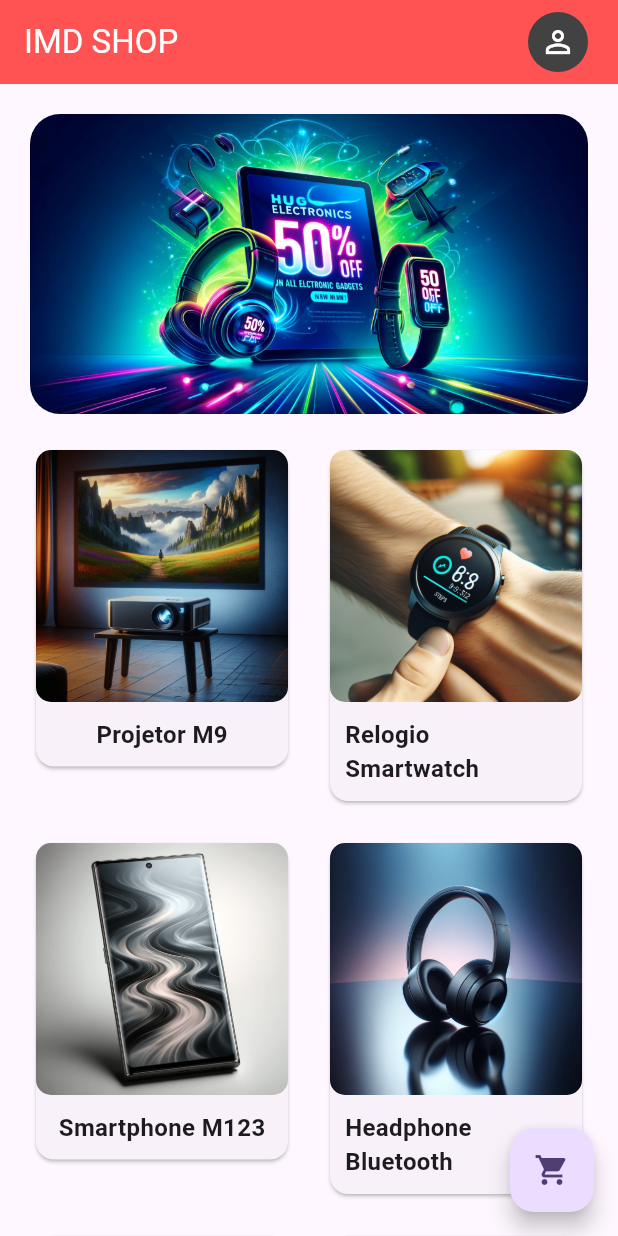
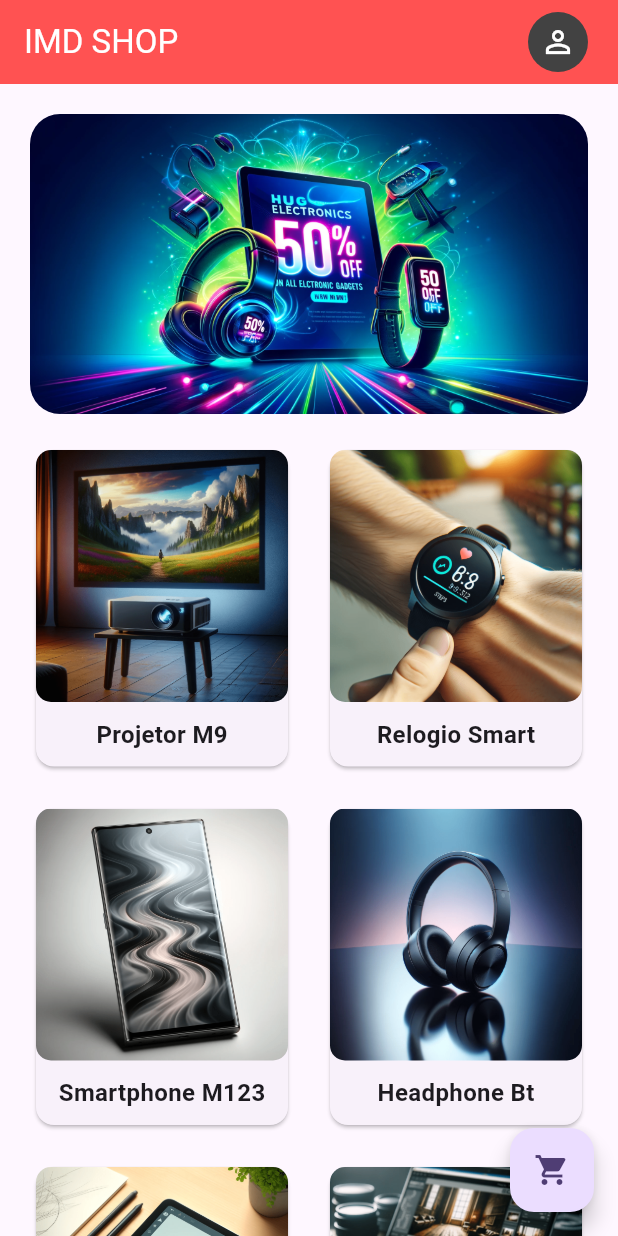
Before and after one commit to Silas-ER/u1_IMD0509_MarketFlutter, a Flutter app: the screen it shows after launch, on a phone screen of 412 x 824 dp. Run offline on Flutter 3.47's test engine with Material 3 defaults, Android fonts, the phone set to English and light mode, and no system bars.

Commit message:
fix: lista de produtos

```diff
--- a/lib/main.dart
+++ b/lib/main.dart
@@ -39,7 +39,7 @@
     ),
     Produto(
       id: 2,
-      nome: 'Relogio Smartwatch',
+      nome: 'Relogio Smart',
       preco: 59.99,
       descricao: 'Relógio inteligente com monitor de batimentos cardíacos',
     ),
@@ -51,7 +51,7 @@
     ),
     Produto(
       id: 4,
-      nome: 'Headphone Bluetooth',
+      nome: 'Headphone Bt',
       preco: 39.99,
       descricao: 'Headphone Bluetooth com microfone embutido',
     ),
```
